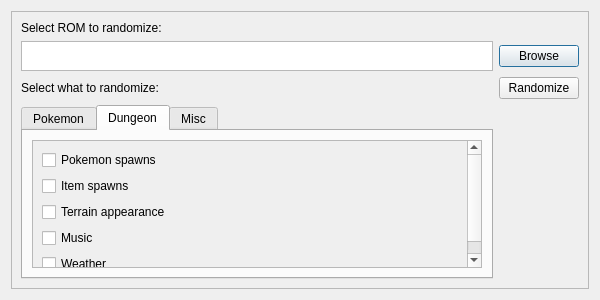
This is layout/dialog.ui in Aissurteivos/mdrngzer as Qt 5 draws it before an edit. The edited form follows.
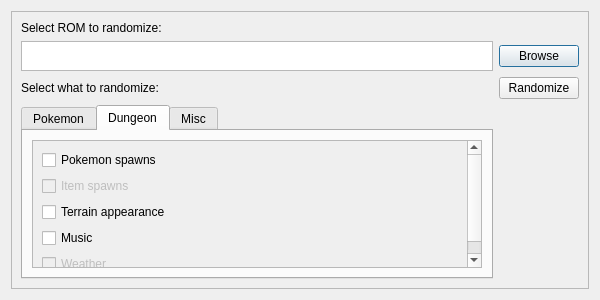
This is the edited form. The open tabs and pages were chosen to show the change.

Commit message: greyed out incomplete functions

What changed in the file:
```diff
--- a/layout/dialog.ui
+++ b/layout/dialog.ui
@@ -253,6 +253,9 @@
               </item>
               <item row="1" column="0">
                <widget class="QCheckBox" name="ItemSpawnEnable">
+                <property name="enabled">
+                 <bool>false</bool>
+                </property>
                 <property name="text">
                  <string>Item spawns</string>
                 </property>
@@ -274,6 +277,9 @@
               </item>
               <item row="4" column="0">
                <widget class="QCheckBox" name="WeatherEnable">
+                <property name="enabled">
+                 <bool>false</bool>
+                </property>
                 <property name="text">
                  <string>Weather</string>
                 </property>
```
Left out of the diff: 3 changed lines with no effect on the pictures.
